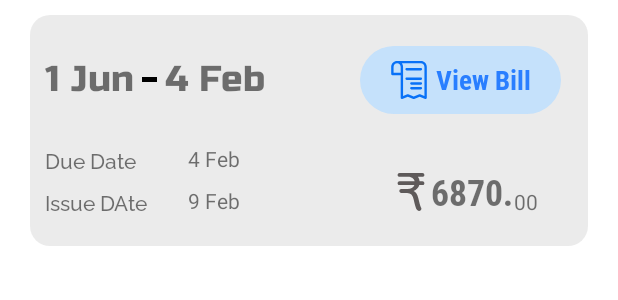
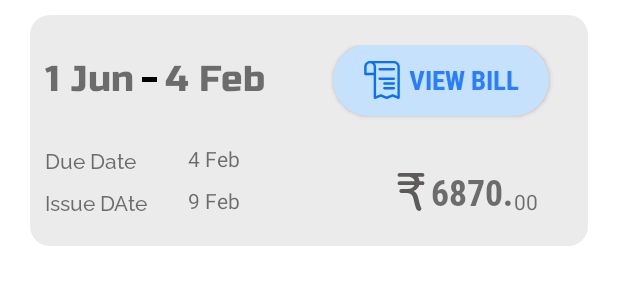
Before and after one commit to kolkatacoder/CkycManager, an Android app: the layout bill_list_item.xml on its own in the app's theme, with its tools: preview values and no code run, on a phone screen of 412 x 824 dp. Shown: the top 300 px of the screen. Run offline under Robolectric (Android 15) with nearby library versions, the light colour scheme and no system bars; Roboto replaces fonts that are not available here.

```diff
--- a/app/src/main/java/debashis/me/ckycmanager/DataEntryActivity.kt
+++ b/app/src/main/java/debashis/me/ckycmanager/DataEntryActivity.kt
@@ -19,7 +19,7 @@ class DataEntryActivity : AppCompatActivity() {
         setContentView(R.layout.activity_data_entry)
 
 
-        //Add a default data
+        //Add a default date
         addView(findViewById<LinearLayout>(R.id.linearLayout))
         //set date in the text
         val date = intent.getStringExtra(CUSTOME_DATE)
--- /dev/null
+++ b/app/src/main/res/drawable/ic_drop_down.xml
@@ -0,0 +1,5 @@
+<vector android:height="24dp" android:tint="#39383B"
+    android:viewportHeight="24" android:viewportWidth="24"
+    android:width="24dp" xmlns:android="http://schemas.android.com/apk/res/android">
+    <path android:fillColor="@android:color/white" android:pathData="M16.59,8.59L12,13.17 7.41,8.59 6,10l6,6 6,-6z"/>
+</vector>
--- a/app/src/main/res/drawable/ic_invoice.xml
+++ b/app/src/main/res/drawable/ic_invoice.xml
@@ -1,6 +1,6 @@
 <vector xmlns:android="http://schemas.android.com/apk/res/android"
-    android:width="512dp"
-    android:height="512dp"
+    android:width="25dp"
+    android:height="25dp"
     android:viewportWidth="512.032"
     android:viewportHeight="512.032">
   <path
--- a/app/src/main/res/layout/bill_list_item.xml
+++ b/app/src/main/res/layout/bill_list_item.xml
@@ -1,7 +1,9 @@
 <?xml version="1.0" encoding="utf-8"?>
-<androidx.constraintlayout.widget.ConstraintLayout xmlns:android="http://schemas.android.com/apk/res/android"
+<layout
+    xmlns:android="http://schemas.android.com/apk/res/android"
     xmlns:app="http://schemas.android.com/apk/res-auto"
-    xmlns:tools="http://schemas.android.com/tools"
+    xmlns:tools="http://schemas.android.com/tools">
+<androidx.constraintlayout.widget.ConstraintLayout
     android:layout_width="match_parent"
     android:layout_height="wrap_content"
     android:paddingStart="10dp"
@@ -122,81 +124,27 @@
         app:layout_constraintBottom_toBottomOf="parent"
         app:layout_constraintEnd_toEndOf="parent" />
 
-    <LinearLayout
+    <androidx.appcompat.widget.AppCompatButton
+        android:id="@+id/bill_button"
         android:layout_width="wrap_content"
         android:layout_height="wrap_content"
-        android:layout_marginEnd="8dp"
+        android:layout_marginEnd="16dp"
+        android:drawableStart="@drawable/ic_invoice"
         android:background="@drawable/rounded_blue_background"
-        android:orientation="horizontal"
+        android:text="View Bill"
+        android:textColor="#297EFF"
+        android:fontFamily="@font/roboto_condensed_bold"
+        android:textSize="18sp"
+        android:drawablePadding="5dp"
         android:paddingStart="20dp"
         android:paddingTop="10dp"
         android:paddingEnd="20dp"
         android:paddingBottom="10dp"
-        android:visibility="visible"
-        app:layout_constraintBottom_toBottomOf="@+id/view"
+        app:layout_constraintBottom_toBottomOf="@+id/end_date"
         app:layout_constraintEnd_toEndOf="parent"
         app:layout_constraintHorizontal_bias="1.0"
         app:layout_constraintStart_toEndOf="@+id/end_date"
-        app:layout_constraintTop_toTopOf="@+id/view"
-        tools:visibility="visible">
-
-        <ImageView
-            android:id="@+id/bill_icon"
-            android:layout_width="25dp"
-            android:layout_height="25dp"
-            android:layout_weight="1"
-            app:srcCompat="@drawable/ic_invoice" />
-
-        <TextView
-            android:id="@+id/bill_text"
-            android:layout_width="wrap_content"
-            android:layout_height="wrap_content"
-            android:layout_weight="1"
-            android:fontFamily="@font/roboto_condensed_bold"
-            android:paddingStart="5dp"
-            android:text="View Bill"
-            android:textColor="#297EFF"
-            android:textSize="18sp" />
-
-    </LinearLayout>
-
-    <LinearLayout
-        android:layout_width="wrap_content"
-        android:layout_height="wrap_content"
-        android:layout_marginEnd="8dp"
-        android:background="@drawable/green_background"
-        android:orientation="horizontal"
-        android:paddingStart="20dp"
-        android:paddingTop="10dp"
-        android:paddingEnd="20dp"
-        android:paddingBottom="10dp"
-        android:visibility="invisible"
-        app:layout_constraintBottom_toBottomOf="@+id/view"
-        app:layout_constraintEnd_toEndOf="parent"
-        app:layout_constraintHorizontal_bias="1.0"
-        app:layout_constraintStart_toEndOf="@+id/end_date"
-        app:layout_constraintTop_toTopOf="@+id/view"
-        tools:visibility="invisible">
-
-        <ImageView
-            android:id="@+id/add_icon"
-            android:layout_width="25dp"
-            android:layout_height="25dp"
-            android:layout_weight="1"
-            app:srcCompat="@drawable/ic_add_note" />
-
-        <TextView
-            android:id="@+id/add_text"
-            android:layout_width="wrap_content"
-            android:layout_height="wrap_content"
-            android:layout_weight="1"
-            android:fontFamily="@font/roboto_condensed_bold"
-            android:paddingStart="5dp"
-            android:text="Add Bill"
-            android:textColor="#29BC24"
-            android:textSize="18sp" />
-
-    </LinearLayout>
+        app:layout_constraintTop_toTopOf="@+id/end_date" />
 
     <TextView
         android:id="@+id/textView2"
@@ -210,3 +158,4 @@
         app:layout_constraintStart_toEndOf="@+id/amount" />
 
 </androidx.constraintlayout.widget.ConstraintLayout>
+</layout>
--- a/app/src/main/res/values/colors.xml
+++ b/app/src/main/res/values/colors.xml
@@ -13,6 +13,8 @@
     <color name="white_blue">#e2f3f5</color>
     <color name="normal_blue">#00e0ff</color>
     <color name="light_deep_blue">#FF297EFF</color>
+    <color name="green">#29BC24</color>
+    <color name="light_gray">#22717171</color>
 
 
 </resources>
```
Also changed, not shown: app/src/main/java/debashis/me/ckycmanager/adapters/BillAdapter.kt (+37 -8 lines), app/src/main/java/debashis/me/ckycmanager/fragments/Bills.kt (+10 -1 lines), app/src/main/java/debashis/me/ckycmanager/fragments/Prices.kt (+45 -1 lines), app/src/main/res/drawable/input_costome_value.xml (added, +27 -0 lines), app/src/main/res/drawable/spinner_custome.xml (added, +22 -0 lines), app/src/main/res/layout/activity_data_entry.xml (+17 -4 lines), app/src/main/res/layout/add_data_list_view.xml (+15 -5 lines), app/src/main/res/layout/daily_data_list_view.xml (+5 -2 lines), app/src/main/res/layout/fragment_bills.xml (+6 -2 lines), app/src/main/res/layout/fragment_dashboard.xml (+5 -2 lines), app/src/main/res/layout/fragment_prices.xml (+6 -2 lines).
